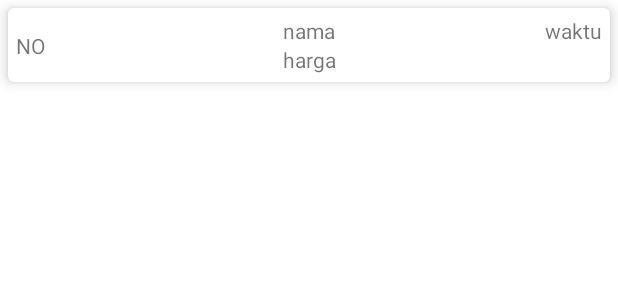
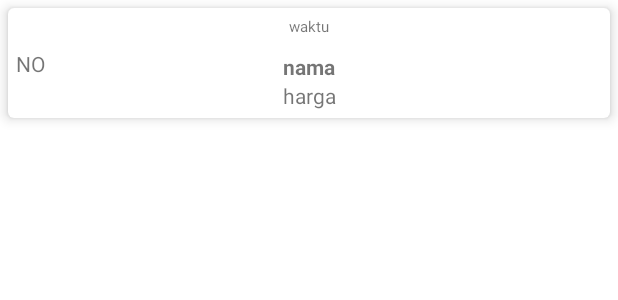
Before and after one commit to rifkialdi/LatihanUJK, an Android app: the layout item_list_dapur.xml on its own in the app's theme, with its tools: preview values and no code run, on a phone screen of 412 x 824 dp. Shown: the top 300 px of the screen. Run offline under Robolectric (Android 15) with nearby library versions, the phone set to English and light mode, and no system bars.

Commit message:
update ui

```diff
--- a/app/src/main/java/com/example/latihan_ujk/DashboardActivity.kt
+++ b/app/src/main/java/com/example/latihan_ujk/DashboardActivity.kt
@@ -31,12 +31,10 @@ class DashboardActivity : AppCompatActivity(), View.OnClickListener {
         when(v?.id) {
             R.id.idbtn_menu -> {
                 val intent = Intent(this, KategoriActivity::class.java)
-                intent.putExtra(Key.KEY_DASHBOARD, "Menu")
                 startActivity(intent)
             }
             R.id.idbtn_pesanan -> {
                 val intent = Intent(this, PesananActivity::class.java)
-                intent.putExtra(Key.KEY_DASHBOARD, "Pesanan")
                 startActivity(intent)
             }
             R.id.idbtn_dapur -> {
--- a/app/src/main/java/com/example/latihan_ujk/dapur/DapurAdapter.kt
+++ b/app/src/main/java/com/example/latihan_ujk/dapur/DapurAdapter.kt
@@ -24,7 +24,7 @@ class DapurAdapter(val onItemClickCallback: IOnItemClickCallback) : RecyclerView
         val data = listDapur[position]
         holder.binding.idtvNama.text = data.nama
         holder.binding.idtvNomerMeja.text = "No Meja\n${data.nomerMeja}"
-        holder.binding.idtvHarga.text = data.harga
+        holder.binding.idtvHarga.text = "Rp. ${data.harga}"
         holder.binding.idtvWaktu.text = data.waktu
 
         holder.itemView.setOnClickListener {
--- a/app/src/main/java/com/example/latihan_ujk/db/PesananHelper.kt
+++ b/app/src/main/java/com/example/latihan_ujk/db/PesananHelper.kt
@@ -43,7 +43,7 @@ class PesananHelper(context: Context) {
             null,
             null,
             null,
-            "$_ID ASC")
+            "$NOMER_MEJA ASC")
     }
 
     fun queryByNoMeja(NoMeja: String): Cursor {
--- a/app/src/main/java/com/example/latihan_ujk/menu/KategoriActivity.kt
+++ b/app/src/main/java/com/example/latihan_ujk/menu/KategoriActivity.kt
@@ -22,8 +22,7 @@ class KategoriActivity : AppCompatActivity(), View.OnClickListener {
         binding = ActivityKategoriBinding.inflate(layoutInflater)
         setContentView(binding.root)
 
-        val getDashboard = intent.getStringExtra(Key.KEY_DASHBOARD)
-        supportActionBar?.title = getDashboard
+        supportActionBar?.title = "Menu"
         supportActionBar?.setDisplayHomeAsUpEnabled(true)
 
         getNoMejaPesanan = intent.getStringExtra(Key.KEY_NO_MEJA)
--- a/app/src/main/java/com/example/latihan_ujk/pesanan/ListPesananAdapter.kt
+++ b/app/src/main/java/com/example/latihan_ujk/pesanan/ListPesananAdapter.kt
@@ -24,7 +24,7 @@ class ListPesananAdapter(private val onItemClickCallback: IOnItemClickCallback)
     override fun onBindViewHolder(holder: ListViewHolder, position: Int) {
         val data = listPesanan[position]
         holder.binding.idtvNama.text = data.nama
-        holder.binding.idtvHarga.text = data.harga
+        holder.binding.idtvHarga.text = "Rp. ${data.harga}"
 
         holder.itemView.setOnClickListener {
             onItemClickCallback.onItemClicked(data, position)
--- a/app/src/main/java/com/example/latihan_ujk/pesanan/PesananActivity.kt
+++ b/app/src/main/java/com/example/latihan_ujk/pesanan/PesananActivity.kt
@@ -20,8 +20,7 @@ class PesananActivity : AppCompatActivity(), View.OnClickListener {
 
         supportActionBar?.setDisplayHomeAsUpEnabled(true)
 
-        val getDashboard = intent.getStringExtra(Key.KEY_DASHBOARD)
-        supportActionBar?.title = getDashboard
+        supportActionBar?.title = "Pesanan"
 
         binding.idbtnLanjut.setOnClickListener(this)
     }
--- a/app/src/main/res/layout/item_list_dapur.xml
+++ b/app/src/main/res/layout/item_list_dapur.xml
@@ -1,9 +1,9 @@
 <?xml version="1.0" encoding="utf-8"?>
 <com.google.android.material.card.MaterialCardView xmlns:android="http://schemas.android.com/apk/res/android"
+    xmlns:app="http://schemas.android.com/apk/res-auto"
+    xmlns:tools="http://schemas.android.com/tools"
     android:layout_width="match_parent"
     android:layout_height="wrap_content"
-    xmlns:tools="http://schemas.android.com/tools"
-    xmlns:app="http://schemas.android.com/apk/res-auto"
     android:layout_margin="5dp"
     app:cardElevation="5dp">
 
@@ -13,22 +13,25 @@
         android:padding="5dp">
 
         <TextView
+            android:id="@+id/idtv_nomerMeja"
             android:layout_width="wrap_content"
             android:layout_height="wrap_content"
-            tools:text="NO"
-            android:id="@+id/idtv_nomerMeja"
+            android:textAlignment="center"
+            app:layout_constraintBottom_toBottomOf="parent"
             app:layout_constraintStart_toStartOf="parent"
             app:layout_constraintTop_toTopOf="parent"
-            app:layout_constraintBottom_toBottomOf="parent"/>
+            tools:text="NO" />
 
         <TextView
+            android:id="@+id/idtv_nama"
             android:layout_width="wrap_content"
             android:layout_height="wrap_content"
-            app:layout_constraintTop_toTopOf="parent"
+            android:layout_marginTop="10dp"
+            android:textStyle="bold"
+            app:layout_constraintEnd_toEndOf="parent"
+            app:layout_constraintTop_toBottomOf="@id/idtv_waktu"
             app:layout_constraintStart_toStartOf="@id/idtv_nomerMeja"
-            tools:text="nama"
-            android:id="@+id/idtv_nama"
-            app:layout_constraintEnd_toEndOf="parent"/>
+            tools:text="nama" />
 
         <TextView
             android:id="@+id/idtv_harga"
@@ -41,12 +44,14 @@
             tools:text="harga" />
 
         <TextView
+            android:id="@+id/idtv_waktu"
             android:layout_width="wrap_content"
             android:layout_height="wrap_content"
-            android:id="@+id/idtv_waktu"
-            tools:text="waktu"
+            android:textSize="10sp"
             app:layout_constraintEnd_toEndOf="parent"
-            app:layout_constraintTop_toTopOf="@id/idtv_nama"/>
+            app:layout_constraintStart_toStartOf="parent"
+            app:layout_constraintTop_toTopOf="parent"
+            tools:text="waktu" />
     </androidx.constraintlayout.widget.ConstraintLayout>
 
 
```
Also changed, not shown: app/src/main/java/com/example/latihan_ujk/dapur/DapurActivity.kt (+9 -0 lines).
